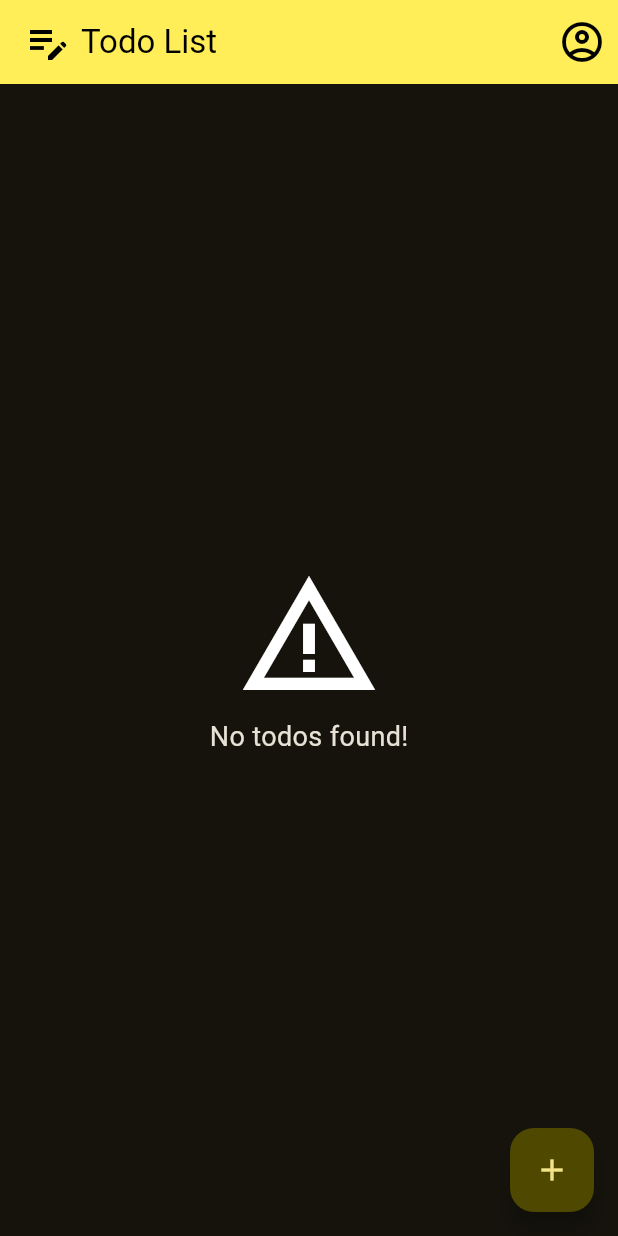
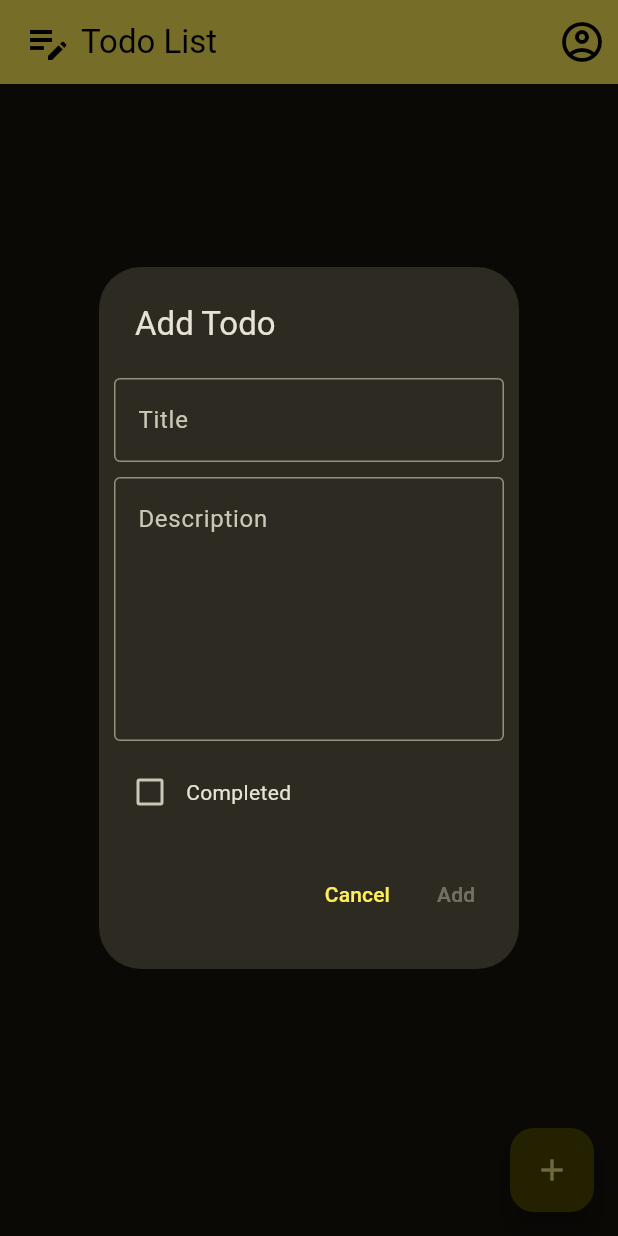
Before and after one commit to gab-25/todos_app, a Flutter app: the TodoPage screen opened directly, after a tap on the "add" icon, on a phone screen of 412 x 824 dp. Run offline on Flutter 3.47's test engine with Material 3 defaults, Android fonts, the phone set to English and light mode, and no system bars; our stand-ins replace equatable, flutter_bloc, sqflite; accounts and stored records are empty.

Commit message:
Todo list (#9)

```diff
--- a/lib/blocs/todo/todo_bloc.dart
+++ b/lib/blocs/todo/todo_bloc.dart
@@ -1,10 +1,67 @@
 import 'package:equatable/equatable.dart';
 import 'package:flutter_bloc/flutter_bloc.dart';
 import 'package:todos_app/models/todo.dart';
+import 'package:todos_app/repositories/todo_repository.dart';
 
 part 'todo_event.dart';
 part 'todo_state.dart';
 
 class TodoBloc extends Bloc<TodoEvent, TodoState> {
-  TodoBloc() : super(const TodoState());
+  TodoBloc(this._todoRepository) : super(const TodoState()) {
+    on<LoadTodos>(_onLoadTodos);
+    on<SaveTodo>(_onSaveTodo);
+    on<DeleteTodo>(_onDeleteTodo);
+    on<CheckedTodo>(_onCheckedTodo);
+  }
+
+  final TodoRepository _todoRepository;
+
+  Future<void> _onLoadTodos(LoadTodos event, Emitter<TodoState> emit) async {
+    emit(state.copyWith(status: TodoStatus.loading));
+    try {
+      final todos = await _todoRepository.getTodos();
+      emit(state.copyWith(status: TodoStatus.success, todos: todos));
+    } catch (e) {
+      emit(state.copyWith(status: TodoStatus.error));
+    }
+  }
+
+  Future<void> _onSaveTodo(SaveTodo event, Emitter<TodoState> emit) async {
+    emit(state.copyWith(status: TodoStatus.loading));
+    try {
+      await _todoRepository.saveTodo(event.todo);
+      final todos = await _todoRepository.getTodos();
+      emit(state.copyWith(status: TodoStatus.success, todos: todos));
+    } catch (e) {
+      emit(state.copyWith(status: TodoStatus.error));
+    }
+  }
+
+  Future<void> _onDeleteTodo(DeleteTodo event, Emitter<TodoState> emit) async {
+    emit(state.copyWith(status: TodoStatus.loading));
+    try {
+      await _todoRepository.deleteTodo(event.todoId);
+      final todos = await _todoRepository.getTodos();
+      emit(state.copyWith(status: TodoStatus.success, todos: todos));
+    } catch (e) {
+      emit(state.copyWith(status: TodoStatus.error));
+    }
+  }
+
+  Future<void> _onCheckedTodo(CheckedTodo event, Emitter<TodoState> emit) async {
+    try {
+      emit(state.copyWith(status: TodoStatus.loading));
+      final todo = state.todos.firstWhere((todo) => todo.id == event.todoId);
+      await _todoRepository.saveTodo(Todo(
+        id: todo.id,
+        title: todo.title,
+        description: todo.description,
+        completed: event.completed,
+      ));
+      final todos = await _todoRepository.getTodos();
+      emit(state.copyWith(status: TodoStatus.success, todos: todos));
+    } catch (e) {
+      emit(state.copyWith(status: TodoStatus.error));
+    }
+  }
 }
--- a/lib/blocs/todo/todo_event.dart
+++ b/lib/blocs/todo/todo_event.dart
@@ -3,3 +3,26 @@ part of 'todo_bloc.dart';
 sealed class TodoEvent {
   const TodoEvent();
 }
+
+final class LoadTodos extends TodoEvent {
+  const LoadTodos();
+}
+
+final class SaveTodo extends TodoEvent {
+  const SaveTodo(this.todo);
+
+  final Todo todo;
+}
+
+final class DeleteTodo extends TodoEvent {
+  const DeleteTodo(this.todoId);
+
+  final int todoId;
+}
+
+final class CheckedTodo extends TodoEvent {
+  const CheckedTodo(this.todoId, this.completed);
+
+  final int todoId;
+  final bool completed;
+}
--- a/lib/blocs/todo/todo_state.dart
+++ b/lib/blocs/todo/todo_state.dart
@@ -12,5 +12,15 @@ class TodoState extends Equatable {
   final List<Todo> todos;
 
   @override
-  List<Object> get props => [todos];
+  List<Object?> get props => [status, todos];
+
+  TodoState copyWith({
+    TodoStatus? status,
+    List<Todo>? todos,
+  }) {
+    return TodoState(
+      status: status ?? this.status,
+      todos: todos ?? this.todos,
+    );
+  }
 }
--- /dev/null
+++ b/lib/cubits/todo_detail/todo_detail_cubit.dart
@@ -0,0 +1,30 @@
+import 'package:equatable/equatable.dart';
+import 'package:flutter_bloc/flutter_bloc.dart';
+import 'package:todos_app/models/todo.dart';
+
+part 'todo_detail_state.dart';
+
+class TodoDetailCubit extends Cubit<TodoDetailState> {
+  TodoDetailCubit({Todo? todo}) : super(const TodoDetailState()) {
+    if (todo != null) {
+      emit(state.copyWith(
+        id: todo.id,
+        title: todo.title,
+        description: todo.description,
+        completed: todo.completed,
+      ));
+    }
+  }
+
+  onTitleChanged(String title) {
+    emit(state.copyWith(title: title));
+  }
+
+  onDescriptionChanged(String description) {
+    emit(state.copyWith(description: description));
+  }
+
+  onCompletedChanged(bool completed) {
+    emit(state.copyWith(completed: completed));
+  }
+}
--- /dev/null
+++ b/lib/cubits/todo_detail/todo_detail_state.dart
@@ -0,0 +1,34 @@
+part of 'todo_detail_cubit.dart';
+
+class TodoDetailState extends Equatable {
+  const TodoDetailState({
+    this.id,
+    this.title = '',
+    this.description = '',
+    this.completed = false,
+  });
+
+  final int? id;
+  final String title;
+  final String description;
+  final bool completed;
+
+  bool get isValid => title.isNotEmpty && description.isNotEmpty;
+
+  @override
+  List<Object?> get props => [id, title, description, completed];
+
+  TodoDetailState copyWith({
+    int? id,
+    String? title,
+    String? description,
+    bool? completed,
+  }) {
+    return TodoDetailState(
+      id: id ?? this.id,
+      title: title ?? this.title,
+      description: description ?? this.description,
+      completed: completed ?? this.completed,
+    );
+  }
+}
--- a/lib/models/todo.dart
+++ b/lib/models/todo.dart
@@ -1,9 +1,9 @@
 class Todo {
   Todo({
     this.id,
-    required this.title,
-    required this.description,
-    required this.completed,
+    this.title = '',
+    this.description = '',
+    this.completed = false,
   });
 
   final int? id;
--- /dev/null
+++ b/lib/ui/components/todo_detail_modal.dart
@@ -0,0 +1,97 @@
+import 'package:flutter/material.dart';
+import 'package:flutter_bloc/flutter_bloc.dart';
+import 'package:todos_app/blocs/todo/todo_bloc.dart';
+import 'package:todos_app/cubits/todo_detail/todo_detail_cubit.dart';
+import 'package:todos_app/models/todo.dart';
+
+class TodoDetailModal extends StatelessWidget {
+  const TodoDetailModal({
+    super.key,
+  });
+
+  @override
+  Widget build(BuildContext context) {
+    return BlocBuilder<TodoDetailCubit, TodoDetailState>(
+      builder: (context, state) => SimpleDialog(
+        title: state.id == null ? const Text("Add Todo") : const Text("Edit Todo"),
+        children: [
+          Padding(
+            padding: const EdgeInsets.all(10),
+            child: Column(
+              children: [
+                TextFormField(
+                  decoration: const InputDecoration(
+                    labelText: "Title",
+                    border: OutlineInputBorder(),
+                  ),
+                  initialValue: state.title,
+                  onChanged: (value) => context.read<TodoDetailCubit>().onTitleChanged(value),
+                ),
+                const SizedBox(height: 10),
+                TextFormField(
+                  maxLines: 6,
+                  decoration: const InputDecoration(
+                    labelText: "Description",
+                    alignLabelWithHint: true,
+                    border: OutlineInputBorder(),
+                  ),
+                  initialValue: state.description,
+                  onChanged: (value) => context.read<TodoDetailCubit>().onDescriptionChanged(value),
+                ),
+                const SizedBox(height: 10),
+                Row(
+                  children: [
+                    Checkbox(
+                      value: state.completed,
+                      onChanged: (value) => context.read<TodoDetailCubit>().onCompletedChanged(value!),
+                    ),
+                    const Text("Completed"),
+                  ],
+                ),
+                const SizedBox(height: 20),
+                Row(
+                  mainAxisAlignment: MainAxisAlignment.end,
+                  children: [
+                    TextButton(
+                      onPressed: () {
+                        Navigator.of(context).pop();
+                      },
+                      child: const Text("Cancel"),
+                    ),
+                    TextButton(
+                      onPressed: state.isValid
+                          ? () {
+                              context.read<TodoBloc>().add(
+                                    SaveTodo(
+                                      Todo(
+                                        id: state.id,
+                                        title: state.title,
+                                        description: state.description,
+                                        completed: state.completed,
+                                      ),
+                                    ),
+                                  );
+                              Navigator.of(context).pop();
+                            }
+                          : null,
+                      child: state.id == null ? const Text("Add") : const Text("Save"),
+                    ),
+                    state.id != null
+                        ? TextButton(
+                            onPressed: () {
+                              context.read<TodoBloc>().add(DeleteTodo(state.id!));
+                              Navigator.of(context).pop();
+                            },
+                            child: const Text("Delete"),
+                          )
+                        : const SizedBox(),
+                  ],
+                ),
+              ],
+            ),
+          ),
+        ],
+      ),
+    );
+  }
+}
--- a/lib/ui/components/todo_list.dart
+++ b/lib/ui/components/todo_list.dart
@@ -1,6 +1,8 @@
 import 'package:flutter/material.dart';
 import 'package:flutter_bloc/flutter_bloc.dart';
 import 'package:todos_app/blocs/todo/todo_bloc.dart';
+import 'package:todos_app/cubits/todo_detail/todo_detail_cubit.dart';
+import 'package:todos_app/ui/components/todo_detail_modal.dart';
 
 class TodoList extends StatelessWidget {
   const TodoList({super.key});
@@ -22,12 +24,26 @@ class TodoList extends StatelessWidget {
               itemCount: state.todos.length,
               itemBuilder: (context, index) {
                 final todo = state.todos[index];
-                return ListTile(
-                  title: Text(todo.title),
-                  subtitle: Text(todo.description),
-                  trailing: Checkbox(
-                    value: todo.completed,
-                    onChanged: (_) => {},
+                return Card(
+                  child: ListTile(
+                    title: Text(todo.title),
+                    subtitle: Text(todo.description),
+                    trailing: Checkbox(
+                      value: todo.completed,
+                      onChanged: (value) {
+                        context.read<TodoBloc>().add(CheckedTodo(todo.id!, value!));
+                      },
+                    ),
+                    onTap: () => showDialog(
+                      context: context,
+                      builder: (_) => MultiBlocProvider(
+                        providers: [
+                          BlocProvider.value(value: BlocProvider.of<TodoBloc>(context)),
+                          BlocProvider(create: (context) => TodoDetailCubit(todo: todo)),
+                        ],
+                        child: const TodoDetailModal(),
+                      ),
+                    ),
                   ),
                 );
               },
--- a/lib/ui/pages/todo_page.dart
+++ b/lib/ui/pages/todo_page.dart
@@ -1,6 +1,9 @@
 import 'package:flutter/material.dart';
 import 'package:flutter_bloc/flutter_bloc.dart';
 import 'package:todos_app/blocs/todo/todo_bloc.dart';
+import 'package:todos_app/cubits/todo_detail/todo_detail_cubit.dart';
+import 'package:todos_app/repositories/todo_repository.dart';
+import 'package:todos_app/ui/components/todo_detail_modal.dart';
 import 'package:todos_app/ui/components/todo_list.dart';
 
 class TodoPage extends StatelessWidget {
@@ -8,7 +11,9 @@ class TodoPage extends StatelessWidget {
 
   @override
   Widget build(BuildContext context) {
-    return Scaffold(
+    return BlocProvider(
+      create: (context) => TodoBloc(context.read<TodoRepository>())..add(const LoadTodos()),
+      child: Scaffold(
         appBar: AppBar(
           foregroundColor: Colors.black,
           backgroundColor: Theme.of(context).colorScheme.primary,
@@ -28,15 +33,27 @@ class TodoPage extends StatelessWidget {
             ),
           ],
         ),
-      body: Builder(
-        builder: (context) => BlocProvider(
-          create: (context) => TodoBloc(),
-          child: const TodoList(),
+        body: BlocBuilder<TodoBloc, TodoState>(
+            builder: (context, state) => state.status == TodoStatus.success
+                ? const TodoList()
+                : const Center(child: CircularProgressIndicator())),
+        floatingActionButton: Builder(builder: (context) {
+          return FloatingActionButton(
+            onPressed: () => {
+              showDialog(
+                context: context,
+                builder: (_) => MultiBlocProvider(
+                  providers: [
+                    BlocProvider.value(value: BlocProvider.of<TodoBloc>(context)),
+                    BlocProvider(create: (_) => TodoDetailCubit()),
+                  ],
+                  child: const TodoDetailModal(),
                 ),
-      ),
-      floatingActionButton: FloatingActionButton(
-        onPressed: () => {},
+              )
+            },
             child: const Icon(Icons.add),
+          );
+        }),
       ),
     );
   }
```
Lines whose indentation alone changed are shown as unchanged.
